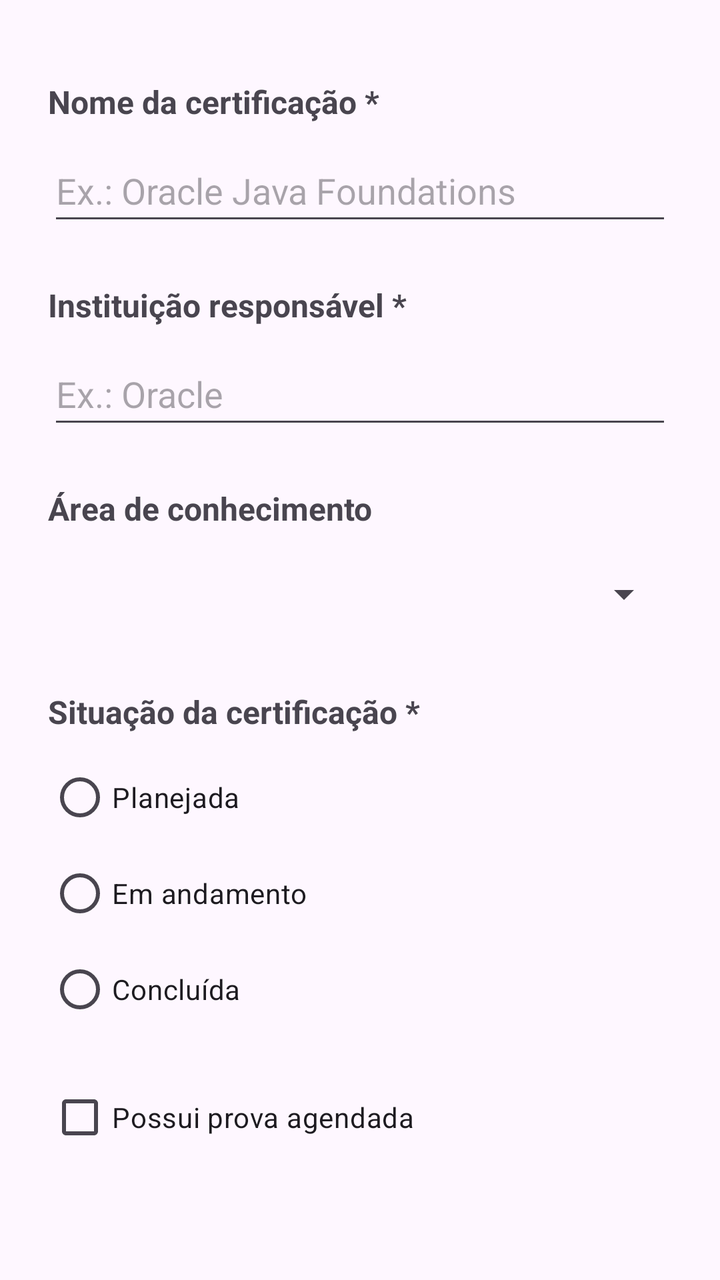
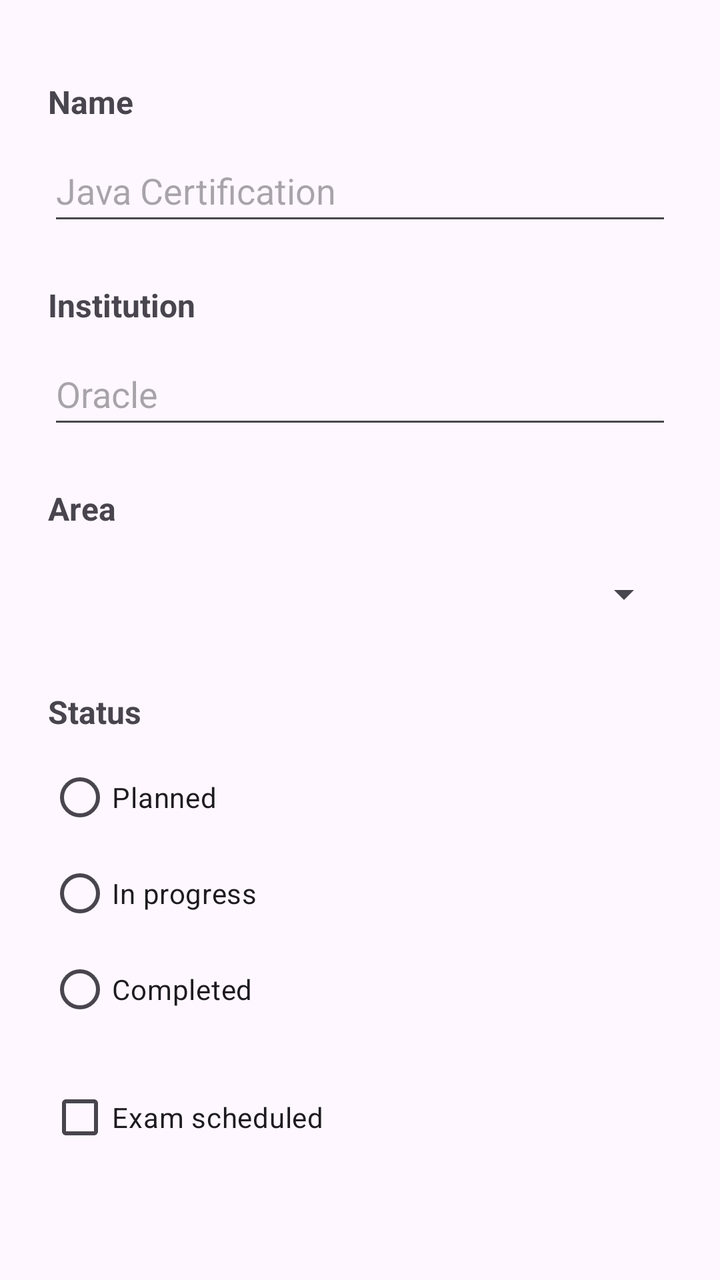

Screens rendered from an Android XML layout before and after an edit, with the pre-edit source and the edit as a unified diff.
<!-- AndroidManifest.xml: application theme Theme.AppEstudos -->
<!-- res/layout/activity_main.xml -->
<?xml version="1.0" encoding="utf-8"?>
<ScrollView xmlns:android="http://schemas.android.com/apk/res/android"
    android:id="@+id/main"
    android:layout_width="match_parent"
    android:layout_height="match_parent"
    android:fillViewport="true"
    android:fitsSystemWindows="true">


    <LinearLayout
        android:layout_width="match_parent"
        android:layout_height="wrap_content"
        android:orientation="vertical"
        android:paddingStart="24dp"
        android:paddingTop="8dp"
        android:paddingEnd="24dp"
        android:paddingBottom="32dp">

        <TextView
            android:id="@+id/textViewNome"
            android:layout_width="match_parent"
            android:layout_height="wrap_content"
            android:layout_marginTop="32dp"
            android:labelFor="@id/editTextNome"
            android:text="@string/label_nome"
            android:textSize="16sp"
            android:textStyle="bold" />

        <EditText
            android:id="@+id/editTextNome"
            android:layout_width="match_parent"
            android:layout_height="wrap_content"
            android:layout_marginTop="8dp"
            android:autofillHints="none"
            android:hint="@string/hint_nome"
            android:inputType="textCapWords"
            android:maxLines="1"
            android:minHeight="48dp" />

        <TextView
            android:id="@+id/textViewInstituicao"
            android:layout_width="match_parent"
            android:layout_height="wrap_content"
            android:layout_marginTop="24dp"
            android:labelFor="@id/editTextInstituicao"
            android:text="@string/label_instituicao"
            android:textSize="16sp"
            android:textStyle="bold" />

        <EditText
            android:id="@+id/editTextInstituicao"
            android:layout_width="match_parent"
            android:layout_height="wrap_content"
            android:layout_marginTop="8dp"
            android:autofillHints="none"
            android:hint="@string/hint_instituicao"
            android:inputType="textCapWords"
            android:maxLines="1"
            android:minHeight="48dp" />

        <TextView
            android:id="@+id/textViewArea"
            android:layout_width="match_parent"
            android:layout_height="wrap_content"
            android:layout_marginTop="24dp"
            android:labelFor="@id/spinnerArea"
            android:text="@string/label_area"
            android:textSize="16sp"
            android:textStyle="bold" />

        <Spinner
            android:id="@+id/spinnerArea"
            android:layout_width="match_parent"
            android:layout_height="wrap_content"
            android:layout_marginTop="8dp"
            android:minHeight="48dp"
            android:spinnerMode="dropdown" />

        <TextView
            android:id="@+id/textViewSituacao"
            android:layout_width="match_parent"
            android:layout_height="wrap_content"
            android:layout_marginTop="24dp"
            android:text="@string/label_situacao"
            android:textSize="16sp"
            android:textStyle="bold" />

        <RadioGroup
            android:id="@+id/radioGroupSituacao"
            android:layout_width="match_parent"
            android:layout_height="wrap_content"
            android:layout_marginTop="8dp"
            android:orientation="vertical">

            <RadioButton
                android:id="@+id/radioButtonPlanejada"
                android:layout_width="match_parent"
                android:layout_height="wrap_content"
                android:minHeight="48dp"
                android:text="@string/situacao_planejada" />

            <RadioButton
                android:id="@+id/radioButtonAndamento"
                android:layout_width="match_parent"
                android:layout_height="wrap_content"
                android:minHeight="48dp"
                android:text="@string/situacao_andamento" />

            <RadioButton
                android:id="@+id/radioButtonConcluida"
                android:layout_width="match_parent"
                android:layout_height="wrap_content"
                android:minHeight="48dp"
                android:text="@string/situacao_concluida" />

        </RadioGroup>

        <CheckBox
            android:id="@+id/checkBoxProvaAgendada"
            android:layout_width="match_parent"
            android:layout_height="wrap_content"
            android:layout_marginTop="16dp"
            android:minHeight="48dp"
            android:text="@string/possui_prova" />
    </LinearLayout>

</ScrollView>
<!-- resources referenced by this layout -->
<resources>
  <string name="hint_instituicao">Ex.: Oracle</string>
  <string name="hint_nome">Ex.: Oracle Java Foundations</string>
  <string name="label_area">Área de conhecimento</string>
  <string name="label_instituicao">Instituição responsável *</string>
  <string name="label_nome">Nome da certificação *</string>
  <string name="label_situacao">Situação da certificação *</string>
  <string name="possui_prova">Possui prova agendada</string>
  <string name="situacao_andamento">Em andamento</string>
  <string name="situacao_concluida">Concluída</string>
  <string name="situacao_planejada">Planejada</string>
  <style name="Theme.AppEstudos" parent="Base.Theme.AppEstudos" />
  <style name="Base.Theme.AppEstudos" parent="Theme.Material3.DayNight">
          
          
  
          <item name="android:statusBarColor">@android:color/transparent</item>
          <item name="android:windowTranslucentStatus">true</item>
      </style>
</resources>

<!-- the commit's change to res/layout/activity_main.xml (unified diff, before → after) -->
@@ -22,7 +22,7 @@
             android:layout_height="wrap_content"
             android:layout_marginTop="32dp"
             android:labelFor="@id/editTextNome"
-            android:text="@string/label_nome"
+            android:text="@string/nome"
             android:textSize="16sp"
             android:textStyle="bold" />
 
@@ -43,7 +43,7 @@
             android:layout_height="wrap_content"
             android:layout_marginTop="24dp"
             android:labelFor="@id/editTextInstituicao"
-            android:text="@string/label_instituicao"
+            android:text="@string/instituicao"
             android:textSize="16sp"
             android:textStyle="bold" />
 
@@ -64,7 +64,7 @@
             android:layout_height="wrap_content"
             android:layout_marginTop="24dp"
             android:labelFor="@id/spinnerArea"
-            android:text="@string/label_area"
+            android:text="@string/area"
             android:textSize="16sp"
             android:textStyle="bold" />
 
@@ -81,7 +81,7 @@
             android:layout_width="match_parent"
             android:layout_height="wrap_content"
             android:layout_marginTop="24dp"
-            android:text="@string/label_situacao"
+            android:text="@string/situacao"
             android:textSize="16sp"
             android:textStyle="bold" />
 
@@ -97,21 +97,21 @@
                 android:layout_width="match_parent"
                 android:layout_height="wrap_content"
                 android:minHeight="48dp"
-                android:text="@string/situacao_planejada" />
+                android:text="@string/planejada" />
 
             <RadioButton
                 android:id="@+id/radioButtonAndamento"
                 android:layout_width="match_parent"
                 android:layout_height="wrap_content"
                 android:minHeight="48dp"
-                android:text="@string/situacao_andamento" />
+                android:text="@string/em_andamento" />
 
             <RadioButton
                 android:id="@+id/radioButtonConcluida"
                 android:layout_width="match_parent"
                 android:layout_height="wrap_content"
                 android:minHeight="48dp"
-                android:text="@string/situacao_concluida" />
+                android:text="@string/concluida" />
 
         </RadioGroup>
 
@@ -121,7 +121,7 @@
             android:layout_height="wrap_content"
             android:layout_marginTop="16dp"
             android:minHeight="48dp"
-            android:text="@string/possui_prova" />
+            android:text="@string/prova_agendada" />
     </LinearLayout>
 
 </ScrollView>
<!-- resource entries referenced after the edit -->
@@ -1,15 +1,15 @@
 <!-- resources referenced by this layout -->
 <resources>
-  <string name="hint_instituicao">Ex.: Oracle</string>
-  <string name="hint_nome">Ex.: Oracle Java Foundations</string>
-  <string name="label_area">Área de conhecimento</string>
-  <string name="label_instituicao">Instituição responsável *</string>
-  <string name="label_nome">Nome da certificação *</string>
-  <string name="label_situacao">Situação da certificação *</string>
-  <string name="possui_prova">Possui prova agendada</string>
-  <string name="situacao_andamento">Em andamento</string>
-  <string name="situacao_concluida">Concluída</string>
-  <string name="situacao_planejada">Planejada</string>
+  <string name="area">Area</string>
+  <string name="concluida">Completed</string>
+  <string name="em_andamento">In progress</string>
+  <string name="hint_instituicao">Oracle</string>
+  <string name="hint_nome">Java Certification</string>
+  <string name="instituicao">Institution</string>
+  <string name="nome">Name</string>
+  <string name="planejada">Planned</string>
+  <string name="prova_agendada">Exam scheduled</string>
+  <string name="situacao">Status</string>
   <style name="Theme.AppEstudos" parent="Base.Theme.AppEstudos" />
   <style name="Base.Theme.AppEstudos" parent="Theme.Material3.DayNight">
           
